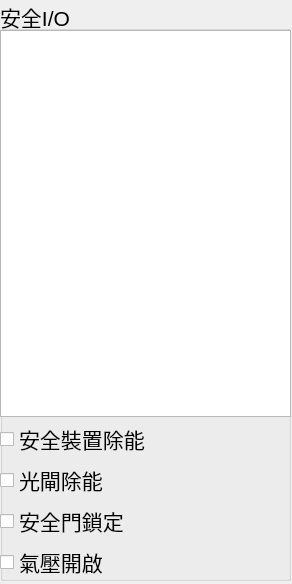
Qt form bank-view/frontsafetypanel.ui (smandyscom/front-base-widget) before a commit.
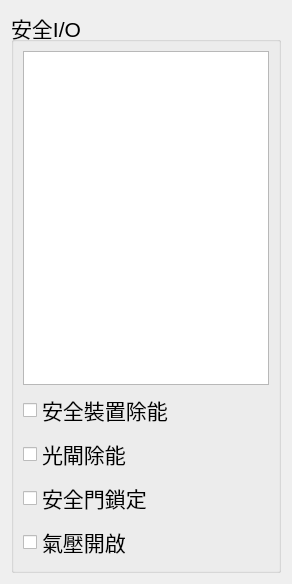
The same form after that commit.

```diff
--- a/bank-view/frontsafetypanel.ui
+++ b/bank-view/frontsafetypanel.ui
@@ -11,7 +11,7 @@
    </rect>
   </property>
   <property name="sizePolicy">
-   <sizepolicy hsizetype="Expanding" vsizetype="Expanding">
+   <sizepolicy hsizetype="Preferred" vsizetype="Preferred">
     <horstretch>0</horstretch>
     <verstretch>0</verstretch>
    </sizepolicy>
@@ -24,32 +24,16 @@
   <property name="windowTitle">
    <string>Form</string>
   </property>
+  <layout class="QGridLayout" name="gridLayout_2">
+   <item row="0" column="0">
   <widget class="QGroupBox" name="groupBox">
-   <property name="geometry">
-    <rect>
-     <x>0</x>
-     <y>0</y>
-     <width>291</width>
-     <height>581</height>
-    </rect>
-   </property>
    <property name="title">
     <string>安全I/O</string>
    </property>
-   <widget class="QWidget" name="layoutWidget">
-    <property name="geometry">
-     <rect>
-      <x>0</x>
-      <y>30</y>
-      <width>291</width>
-      <height>551</height>
-     </rect>
-    </property>
-    <layout class="QVBoxLayout" name="verticalLayout">
-     <property name="spacing">
-      <number>3</number>
-     </property>
-     <item>
+     <layout class="QGridLayout" name="gridLayout">
+      <item row="0" column="0">
+       <layout class="QGridLayout" name="gridLayout_3">
+        <item row="0" column="0">
       <widget class="QTableView" name="tableViewMonitor">
        <attribute name="horizontalHeaderVisible">
         <bool>false</bool>
@@ -59,28 +43,28 @@
        </attribute>
       </widget>
      </item>
-     <item>
+        <item row="1" column="0">
       <widget class="QCheckBox" name="checkBoxInterlockBypass">
        <property name="text">
         <string>安全裝置除能</string>
        </property>
       </widget>
      </item>
-     <item>
+        <item row="2" column="0">
       <widget class="QCheckBox" name="checkBoxLightgateBypass">
        <property name="text">
         <string>光閘除能</string>
        </property>
       </widget>
      </item>
-     <item>
+        <item row="3" column="0">
       <widget class="QCheckBox" name="checkBoxSolenoid">
        <property name="text">
         <string>安全門鎖定</string>
        </property>
       </widget>
      </item>
-     <item>
+        <item row="4" column="0">
       <widget class="QCheckBox" name="checkBoxAirChoke">
        <property name="text">
         <string>氣壓開啟</string>
@@ -88,8 +72,11 @@
       </widget>
      </item>
     </layout>
-   </widget>
-  </widget>
+      </item>
+     </layout>
+    </widget>
+   </item>
+  </layout>
  </widget>
  <resources/>
  <connections/>
```
Lines whose indentation alone changed are shown as unchanged.
